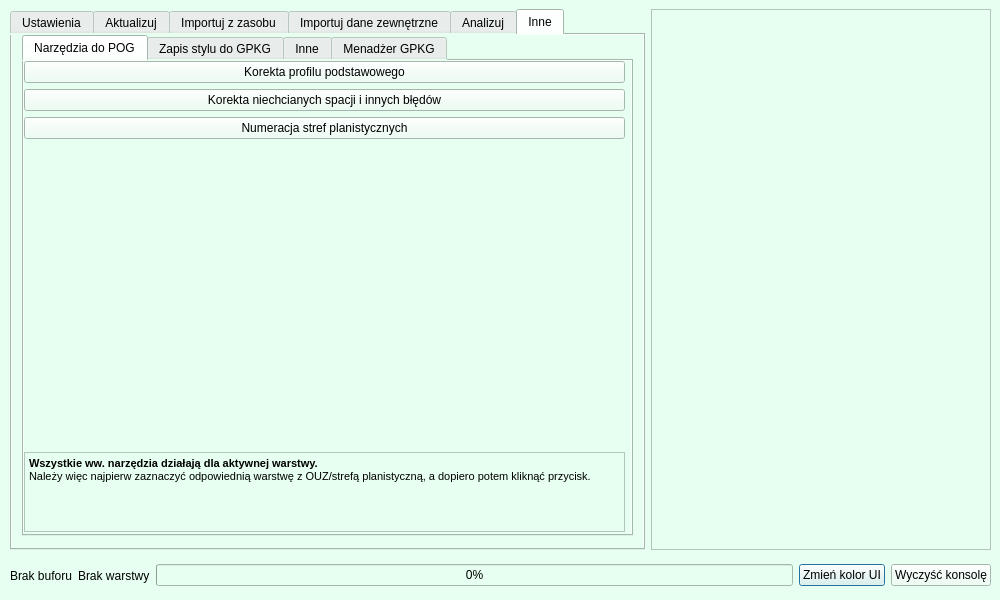
pankonduktortoja/BoberOS, file bober_os_dialog_base.ui: the form before one commit.
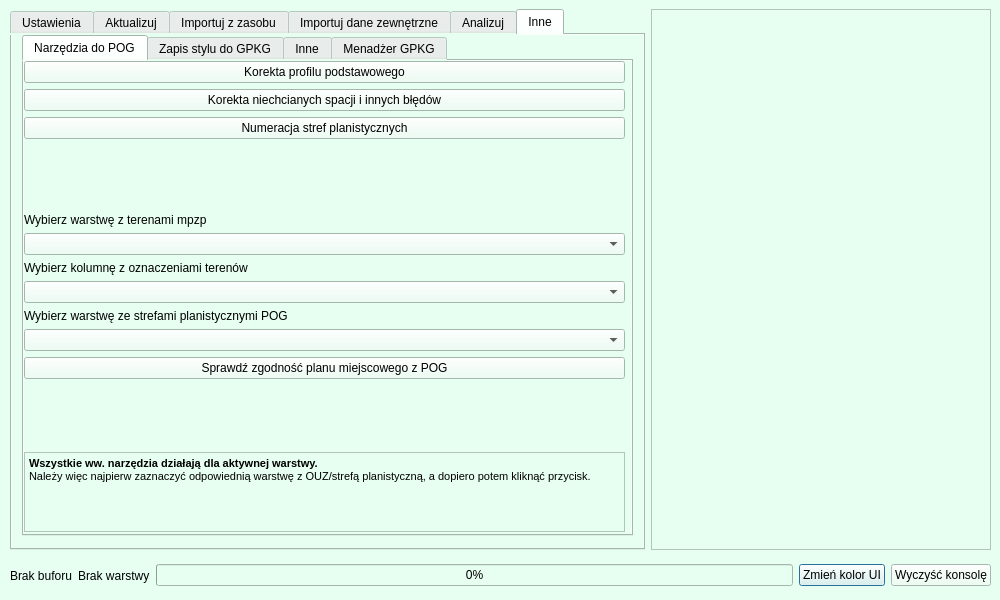
The form after the commit. The open tabs and pages were chosen to show the change. Custom widgets are drawn as their Qt base class.

Commit message: added pog and mpzp cross validation

Patch:
```diff
--- a/bober_os_dialog_base.ui
+++ b/bober_os_dialog_base.ui
@@ -1513,6 +1513,56 @@
              </property>
             </spacer>
            </item>
+           <item>
+            <widget class="QLabel" name="label_22">
+             <property name="text">
+              <string>Wybierz warstwę z terenami mpzp</string>
+             </property>
+            </widget>
+           </item>
+           <item>
+            <widget class="QgsMapLayerComboBox" name="mpzp_layer"/>
+           </item>
+           <item>
+            <widget class="QLabel" name="label_24">
+             <property name="text">
+              <string>Wybierz kolumnę z oznaczeniami terenów</string>
+             </property>
+            </widget>
+           </item>
+           <item>
+            <widget class="QComboBox" name="cb_mpzp_symbol_col"/>
+           </item>
+           <item>
+            <widget class="QLabel" name="label_23">
+             <property name="text">
+              <string>Wybierz warstwę ze strefami planistycznymi POG</string>
+             </property>
+            </widget>
+           </item>
+           <item>
+            <widget class="QgsMapLayerComboBox" name="pog_layer"/>
+           </item>
+           <item>
+            <widget class="QPushButton" name="pb_pog_zgodnosc">
+             <property name="text">
+              <string>Sprawdź zgodność planu miejscowego z POG</string>
+             </property>
+            </widget>
+           </item>
+           <item>
+            <spacer name="verticalSpacer_19">
+             <property name="orientation">
+              <enum>Qt::Vertical</enum>
+             </property>
+             <property name="sizeHint" stdset="0">
+              <size>
+               <width>20</width>
+               <height>40</height>
+              </size>
+             </property>
+            </spacer>
+           </item>
            <item>
             <widget class="QTextBrowser" name="textBrowser_5">
              <property name="maximumSize">
```
Left out of the diff: 4 changed lines with no effect on the pictures. The commit also changes 2 other files.
